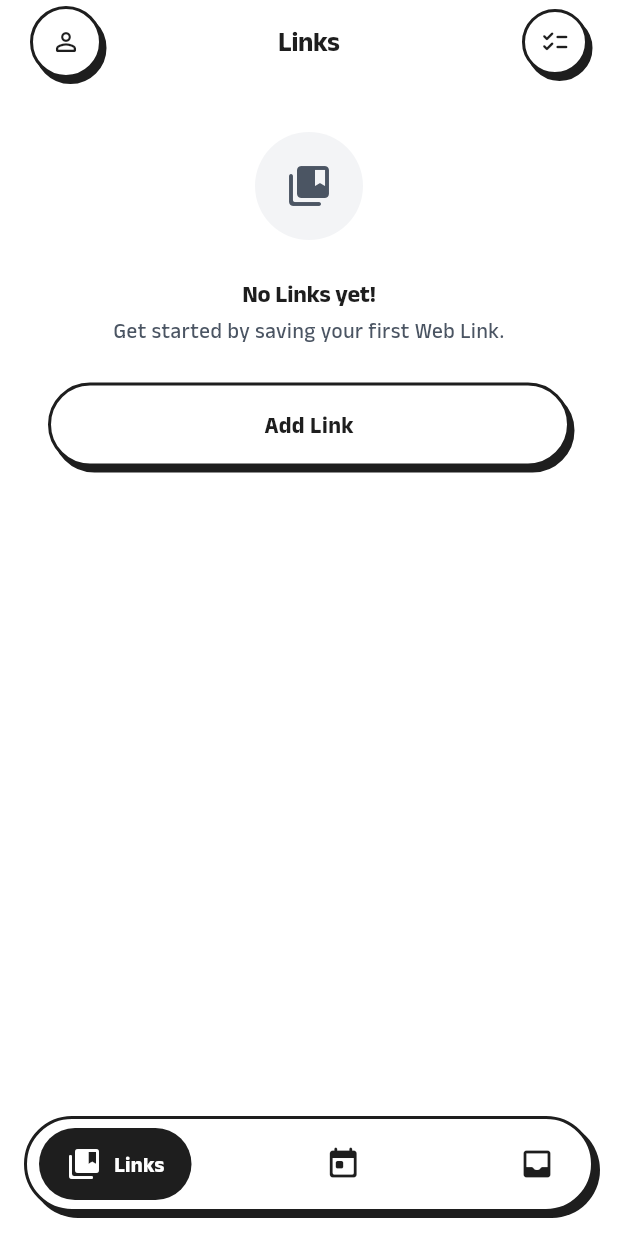
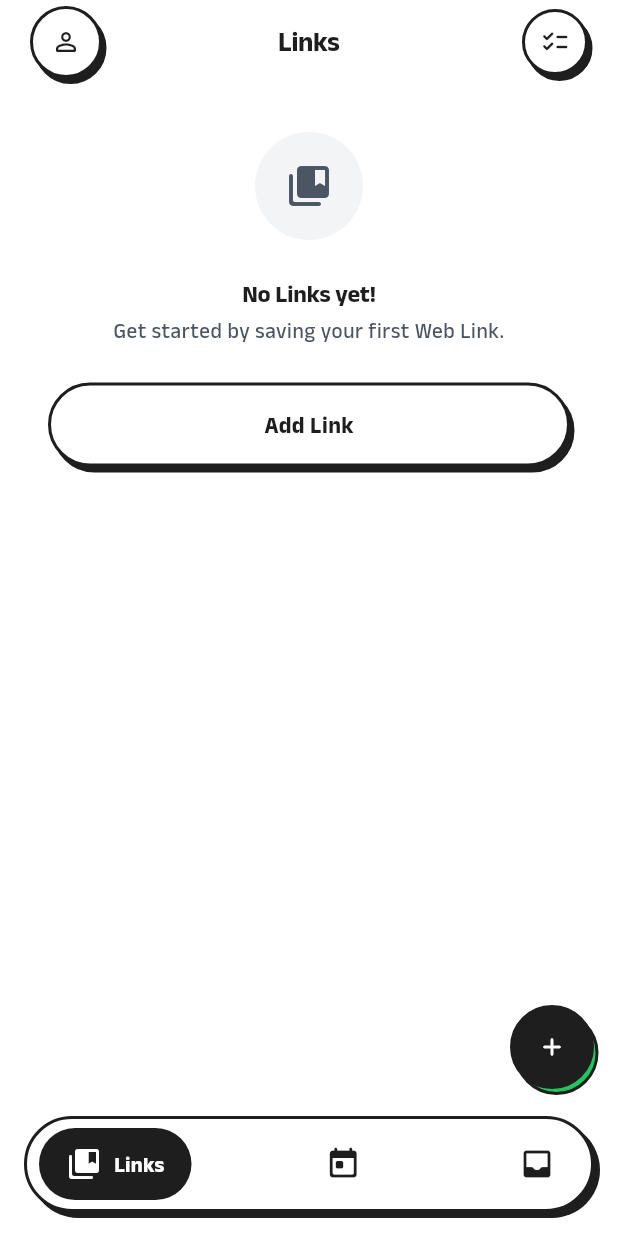
Before and after one commit to Kunjshingala/LinkHive, a Flutter app: the screen it shows after launch, on a phone screen of 412 x 824 dp. Run offline on Flutter 3.47's test engine with Material 3 defaults, Android fonts, the phone set to English and light mode, and no system bars; our stand-ins replace cached_network_image, cloud_firestore, equatable, firebase_auth, firebase_core, flutter_bloc and 13 more; missing offline and left inert: home_widget, receive_sharing_intent; accounts and stored records are empty.

Commit message:
fix(links): lift the Add button above the floating nav
The shell draws the nav over its body (extendBody), but the Links
screen's own Scaffold placed the Add button only 16px above the system
inset, so it sat under the nav pill and could not be seen or tapped.
Pad it by the extra bottom padding the shell passes down. Adds a widget
test that rebuilds the shell layout and checks the button clears the nav.

Co-Authored-By: Claude Opus 5.5 <noreply@anthropic.com>

```diff
--- a/lib/features/link_list/link_list_screen.dart
+++ b/lib/features/link_list/link_list_screen.dart
@@ -1,4 +1,5 @@
 import 'dart:async';
+import 'dart:math' as math;
 
 import 'package:flutter/material.dart';
 import 'package:flutter_bloc/flutter_bloc.dart';
@@ -112,7 +113,10 @@ class _LinkListContentState extends State<_LinkListContent> {
             ),
             floatingActionButton: selecting || loaded == null
                 ? null
-                : const _AddButton(),
+                : Padding(
+                    padding: EdgeInsets.only(bottom: _navClearance(context)),
+                    child: const _AddButton(),
+                  ),
             bottomNavigationBar: selecting
                 ? _SelectionActionBar(selectedCount: loaded!.selectedIds.length)
                 : null,
@@ -124,6 +128,17 @@ class _LinkListContentState extends State<_LinkListContent> {
 
   static bool _isSelecting(LinkListState state) =>
       state is LinkListLoaded && state.isSelecting;
+
+  /// How far the shell's floating nav reaches above the system inset.
+  ///
+  /// The shell uses `extendBody`, so the nav overlaps this screen and its
+  /// height arrives as extra bottom padding. This Scaffold only lifts the Add
+  /// button by the system inset, which would leave it under the nav.
+  static double _navClearance(BuildContext context) => math.max(
+    0,
+    MediaQuery.paddingOf(context).bottom -
+        MediaQuery.viewPaddingOf(context).bottom,
+  );
 
   PreferredSizeWidget _appBar(BuildContext context) {
     return CommonAppBar(
```
Also changed, not shown: 1 other file.
